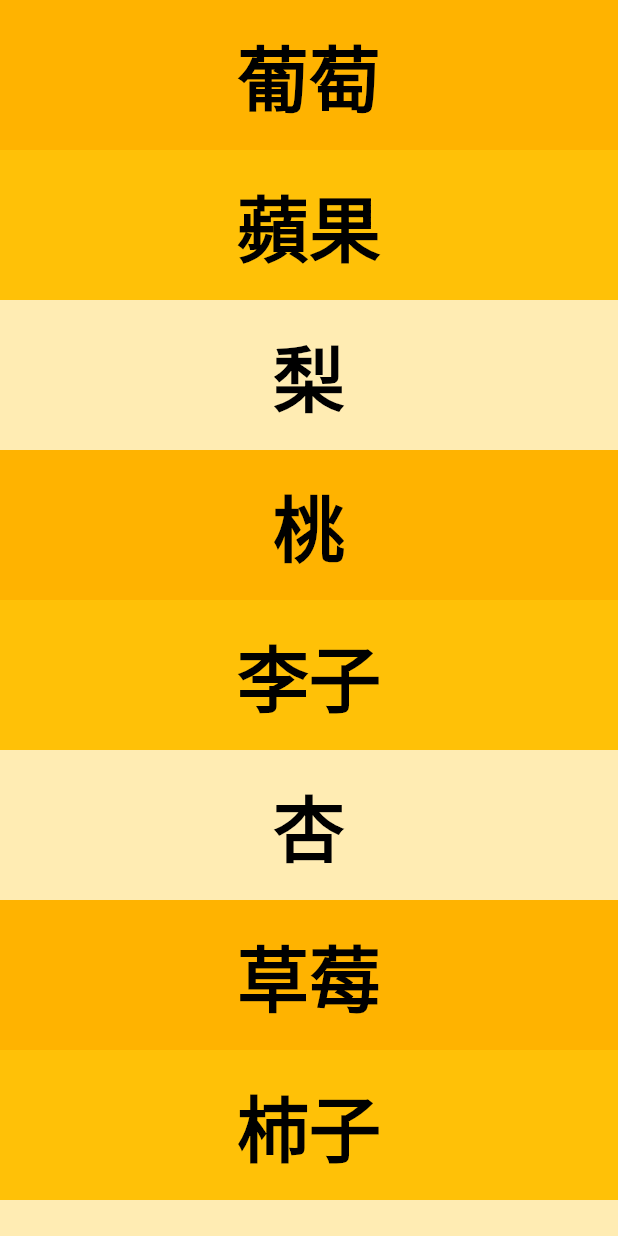
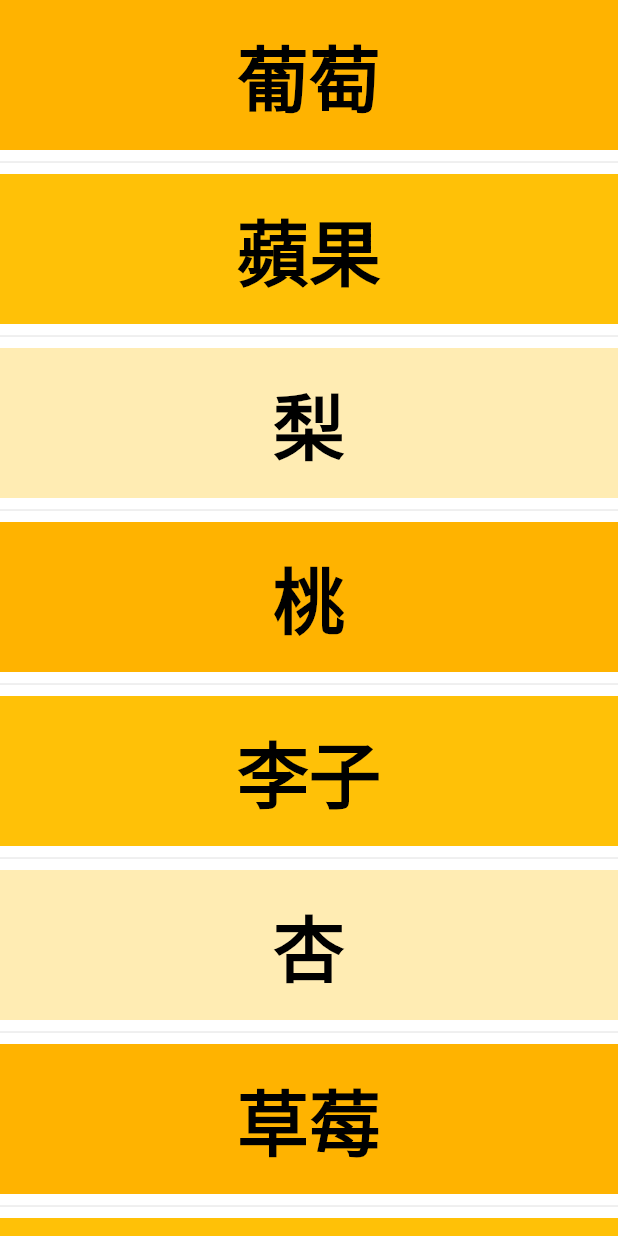
Before and after one commit to ddasdkimo/flutter_practice, a Flutter app: the screen it shows after launch, on a phone screen of 412 x 824 dp. Run offline on Flutter 3.47's test engine with Material 2 defaults, Android fonts, the phone set to English and light mode, and no system bars.

Commit message:
add Divider

```diff
--- a/lib/page/listview_test.dart
+++ b/lib/page/listview_test.dart
@@ -22,9 +22,12 @@ class ListViewTest extends StatelessWidget {
     List<int> colorCodes = <int>[600, 500, 100];
     return ListView.builder(
         itemCount: names.length,
+
         itemBuilder: (BuildContext context, int position) {
           var name = names[position];
-          return Container(
+          return Column(
+            children: [
+              Container(
                 height: 100,
                 color: Colors.amber[colorCodes[position % colorCodes.length]],
                 child: Center(
@@ -34,6 +37,9 @@ class ListViewTest extends StatelessWidget {
                         color: Colors.black, decoration: TextDecoration.none),
                   ),
                 ),
+              ),
+              Divider()
+            ],
           );
         });
   }
```
Lines whose indentation alone changed are shown as unchanged.
